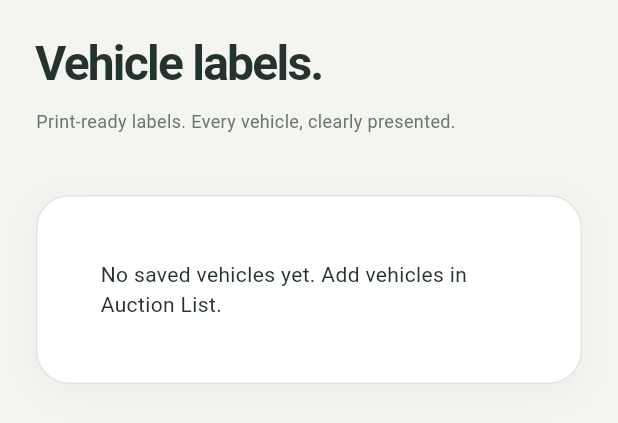
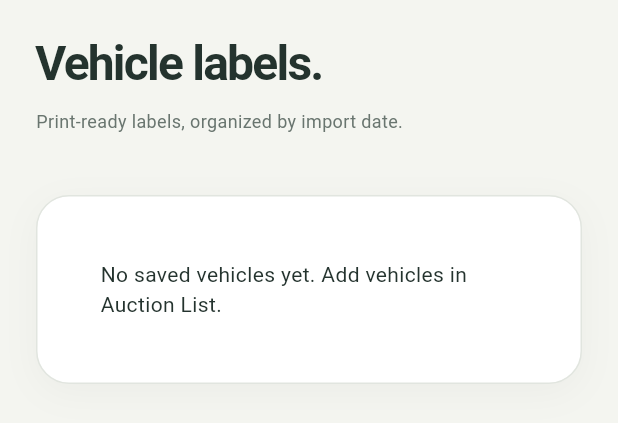
Before and after one commit to Mohebjami/nojoom-auction-posters, a Flutter app: the VehiclesLabelScreen widget shown alone on an empty page, opened directly with empty values, on a phone screen of 412 x 824 dp. Shown: the top 423 px of the screen. Run offline on Flutter 3.47's test engine with Material 3 defaults, Android fonts, the phone set to English and light mode, and no system bars; our stand-ins replace flutter_svg, image_picker, pdf, sembast, sembast_web, share_plus; missing offline and left inert: file_selector, gal; project files that could hold a hidden picture were left out.

Commit message:
update ui

```diff
--- a/lib/main.dart
+++ b/lib/main.dart
@@ -624,8 +624,10 @@ class _EditorScreenState extends State<EditorScreen> {
         );
       }
 
+      final importedAt = DateTime.now();
       final plan = await VehicleDraftImportPlan.prepare(
         vehicles: vehicles,
+        importedAt: importedAt,
         existing: await _history.list(),
         resolveDuplicate: (conflict) async {
           if (!mounted) {
@@ -640,7 +642,7 @@ class _EditorScreenState extends State<EditorScreen> {
         },
       );
       if (plan == null || !mounted) return;
-      await _history.importVehicleDetails(plan.drafts);
+      await _history.importVehicleDetails(plan.drafts, importedAt: importedAt);
 
       if (!mounted) return;
       if (plan.drafts.isEmpty) {
--- a/lib/poster_history.dart
+++ b/lib/poster_history.dart
@@ -45,12 +45,16 @@ class PosterHistoryEntry {
   final DateTime updatedAt;
   final String section;
 
+  /// Import date (or original save date), unaffected by later label edits.
+  final DateTime labelDate;
+
   const PosterHistoryEntry(
     this.id,
     this.vehicle,
     this.updatedAt, {
     this.section = PosterSections.oldVehicles,
-  });
+    DateTime? labelDate,
+  }) : labelDate = labelDate ?? updatedAt;
 
   String get title {
     final label = [
@@ -95,6 +99,12 @@ class PosterHistory {
             ),
             DateTime.parse(record.value['updatedAt'] as String),
             section: PosterSections.normalize(record.value['section']),
+            labelDate: DateTime.parse(
+              (record.value['labelDate'] ??
+                      record.value['createdAt'] ??
+                      record.value['updatedAt'])
+                  as String,
+            ),
           ),
         )
         .toList();
@@ -162,6 +172,7 @@ class PosterHistory {
         ),
         'vehicle': vehicle.toJson(),
         'createdAt': previous?['createdAt'] ?? now,
+        'labelDate': previous?['labelDate'] ?? previous?['createdAt'] ?? now,
         'updatedAt': now,
       };
       final key = id ?? await _entries.add(txn, entry);
@@ -174,10 +185,12 @@ class PosterHistory {
   /// Commits an approved spreadsheet import together. Updating only vehicle
   /// details preserves photos, templates, identity, and the creation date.
   Future<void> importVehicleDetails(
-    List<({int? id, VehicleDetails vehicle})> drafts,
-  ) async {
+    List<({int? id, VehicleDetails vehicle})> drafts, {
+    DateTime? importedAt,
+  }) async {
     final db = await _db;
     final now = DateTime.now().toUtc().toIso8601String();
+    final importDate = importedAt?.toUtc().toIso8601String() ?? now;
     await db.transaction((txn) async {
       for (final draft in drafts) {
         final id = draft.id;
@@ -190,6 +203,7 @@ class PosterHistory {
             ...previous,
             'vehicle': draft.vehicle.toJson(),
             'section': PosterSections.oldVehicles,
+            'labelDate': importDate,
             'updatedAt': now,
           });
         } else {
@@ -200,6 +214,7 @@ class PosterHistory {
             'section': PosterSections.newVehicles,
             'vehicle': draft.vehicle.toJson(),
             'createdAt': now,
+            'labelDate': importDate,
             'updatedAt': now,
           });
           await _photos.record(newId).put(txn, {
--- a/lib/vehicles_label_screen.dart
+++ b/lib/vehicles_label_screen.dart
@@ -20,11 +20,13 @@ class _VehicleLabelEntry {
   final int id;
   final AuctionVehicle vehicle;
   final bool isAuctionVehicle;
+  final DateTime date;
 
   const _VehicleLabelEntry({
     required this.id,
     required this.vehicle,
     required this.isAuctionVehicle,
+    required this.date,
   });
 }
 
@@ -68,6 +70,21 @@ class _VehiclesLabelScreenState extends State<VehiclesLabelScreen> {
   Future<String>? _template;
   bool _busy = false;
   bool _numberAscending = true;
+  String? _selectedDate;
+
+  String _dateKey(DateTime value) {
+    final date = value.toLocal();
+    return '${date.year.toString().padLeft(4, '0')}-'
+        '${date.month.toString().padLeft(2, '0')}-'
+        '${date.day.toString().padLeft(2, '0')}';
+  }
+
+  List<_VehicleLabelEntry> _inFolder(List<_VehicleLabelEntry> entries) =>
+      _selectedDate == null
+      ? entries
+      : entries
+            .where((entry) => _dateKey(entry.date) == _selectedDate)
+            .toList();
 
   @override
   void initState() {
@@ -83,6 +100,7 @@ class _VehiclesLabelScreenState extends State<VehiclesLabelScreen> {
         _VehicleLabelEntry(
           id: entry.id,
           isAuctionVehicle: false,
+          date: entry.labelDate,
           vehicle: AuctionVehicle(
             number: entry.vehicle.number,
             vin: entry.vehicle.vin,
@@ -110,6 +128,7 @@ class _VehiclesLabelScreenState extends State<VehiclesLabelScreen> {
           id: entry.id,
           vehicle: entry.vehicle,
           isAuctionVehicle: true,
+          date: entry.createdAt,
         ),
     ];
     final seen = <String>{};
@@ -117,7 +136,7 @@ class _VehiclesLabelScreenState extends State<VehiclesLabelScreen> {
       final vehicle = entry.vehicle;
       final key =
           '${vehicle.number.trim().toLowerCase()}|${vehicle.vin.trim().toLowerCase()}';
-      return key == '|' || seen.add(key);
+      return key == '|' || seen.add('${_dateKey(entry.date)}|$key');
     }).toList();
   }
 
@@ -174,12 +193,16 @@ class _VehiclesLabelScreenState extends State<VehiclesLabelScreen> {
 
   Future<void> _deleteAllLabels() async {
     if (_busy) return;
+    final date = _selectedDate;
     final confirmed = await showDialog<bool>(
       context: context,
-      builder: (context) => const StudioConfirmDialog(
-        title: 'Delete all vehicle labels?',
-        message:
-            'This also permanently deletes all saved posters and auction vehicles shown in this list, including their poster photos.',
+      builder: (context) => StudioConfirmDialog(
+        title: date == null
+            ? 'Delete all vehicle labels?'
+            : 'Delete labels in $date?',
+        message: date == null
+            ? 'This also permanently deletes all saved posters and auction vehicles shown in this list, including their poster photos.'
+            : 'This permanently deletes the saved posters and auction vehicles in this date folder, including their poster photos.',
         cancelLabel: 'Cancel',
         confirmLabel: 'Delete all',
         icon: Icons.delete_sweep_outlined,
@@ -193,14 +216,27 @@ class _VehiclesLabelScreenState extends State<VehiclesLabelScreen> {
     try {
       final savedPosters = await widget.history.list();
       final auctionVehicles = await widget.history.listAuctionVehicles();
-      await widget.history.deleteMany(savedPosters.map((entry) => entry.id));
+      await widget.history.deleteMany(
+        savedPosters
+            .where((entry) => date == null || _dateKey(entry.labelDate) == date)
+            .map((entry) => entry.id),
+      );
       for (final entry in auctionVehicles) {
-        await widget.history.deleteAuctionVehicle(entry.id);
+        if (date == null || _dateKey(entry.createdAt) == date) {
+          await widget.history.deleteAuctionVehicle(entry.id);
+        }
       }
       if (!mounted) return;
+      _selectedDate = null;
       _reload();
       ScaffoldMessenger.of(context).showSnackBar(
-        const SnackBar(content: Text('All vehicle labels deleted.')),
+        SnackBar(
+          content: Text(
+            date == null
+                ? 'All vehicle labels deleted.'
+                : 'Vehicle labels in $date deleted.',
+          ),
+        ),
       );
     } catch (error) {
       if (mounted) {
@@ -218,7 +254,7 @@ class _VehiclesLabelScreenState extends State<VehiclesLabelScreen> {
     final queue = [
       entry,
       ...followingVehicleEntries(
-        await _entries,
+        _inFolder(await _entries),
         entry,
         numberOf: (item) => item.vehicle.number,
         sameEntry: (item, current) =>
@@ -305,18 +341,18 @@ class _VehiclesLabelScreenState extends State<VehiclesLabelScreen> {
         .replaceAll(_yearPattern, '')
         .replaceAll(
           RegExp(r'\b(?:Priuc|Prius)\s+C\b', caseSensitive: false),
-          'پرویوس C',
+          'پریوس C',
         )
         .replaceAll(
           RegExp(r'\b(?:Priuc|Prius)\b', caseSensitive: false),
-          'پرویوس',
+          'پریوس',
         )
         .replaceAll(
           RegExp(r'\b(?:Crolla|Corolla)\b', caseSensitive: false),
           'کرولا',
         )
-        .replaceAll(RegExp(r'\b4Runner\b', caseSensitive: false), 'فوررنر')
-        .replaceAll(RegExp(r'\blexus\b', caseSensitive: false), 'لکسوس')
+        .replaceAll(RegExp(r'\b4Runner\b', caseSensitive: false), 'فورنر')
+        .replaceAll(RegExp(r'\blexus\b', caseSensitive: false), 'لکسیز')
         .replaceAll(RegExp(r'\bLimited\b', caseSensitive: false), 'لمیتد')
         .replaceAll(RegExp(r'\b(?:Toyota|Toytoa)\b', caseSensitive: false), '')
         .replaceAll(RegExp(r'\s+'), ' ')
@@ -619,7 +655,9 @@ class _VehiclesLabelScreenState extends State<VehiclesLabelScreen> {
       }
       await _saveExport(
         ZipEncoder().encodeBytes(archive),
-        'vehicle_labels.zip',
+        _selectedDate == null
+            ? 'vehicle_labels.zip'
+            : 'vehicle_labels_$_selectedDate.zip',
         'application/zip',
       );
     } catch (error) {
@@ -637,7 +675,17 @@ class _VehiclesLabelScreenState extends State<VehiclesLabelScreen> {
   Widget build(BuildContext context) => FutureBuilder<List<_VehicleLabelEntry>>(
     future: _entries,
     builder: (context, snapshot) {
-      final entries = [...?snapshot.data];
+      final allEntries = [...?snapshot.data];
+      final folders = <String, int>{};
+      for (final entry in allEntries) {
+        folders.update(
+          _dateKey(entry.date),
+          (count) => count + 1,
+          ifAbsent: () => 1,
+        );
+      }
+      final dates = folders.keys.toList()..sort((a, b) => b.compareTo(a));
+      final entries = _inFolder(allEntries);
       entries.sort((a, b) {
         final comparison = compareVehicleNumbers(
           a.vehicle.number,
@@ -670,9 +718,45 @@ class _VehiclesLabelScreenState extends State<VehiclesLabelScreen> {
                         const StudioHeading(
                           title: 'Vehicle labels.',
                           subtitle:
-                              'Print-ready labels. Every vehicle, clearly presented.',
+                              'Print-ready labels, organized by import date.',
                         ),
                         const SizedBox(height: 20),
+                        if (dates.isNotEmpty) ...[
+                          Wrap(
+                            spacing: 8,
+                            runSpacing: 8,
+                            children: [
+                              ChoiceChip(
+                                avatar: const Icon(
+                                  Icons.folder_copy_outlined,
+                                  size: 18,
+                                ),
+                                label: const Text('All dates'),
+                                selected: _selectedDate == null,
+                                onSelected: _busy
+                                    ? null
+                                    : (_) =>
+                                          setState(() => _selectedDate = null),
+                              ),
+                              for (final date in dates)
+                                ChoiceChip(
+                                  key: ValueKey('label-folder-$date'),
+                                  avatar: const Icon(
+                                    Icons.folder_outlined,
+                                    size: 18,
+                                  ),
+                                  label: Text('$date (${folders[date]})'),
+                                  selected: _selectedDate == date,
+                                  onSelected: _busy
+                                      ? null
+                                      : (_) => setState(
+                                          () => _selectedDate = date,
+                                        ),
+                                ),
+                            ],
+                          ),
+                          const SizedBox(height: 20),
+                        ],
                         if (canShowEntries)
                           Align(
                             alignment: Alignment.centerRight,
@@ -709,12 +793,20 @@ class _VehiclesLabelScreenState extends State<VehiclesLabelScreen> {
                                       ? null
                                       : () => _exportAll(entries),
                                   icon: const Icon(Icons.download_outlined),
-                                  label: const Text('Export all labels (ZIP)'),
+                                  label: Text(
+                                    _selectedDate == null
+                                        ? 'Export all labels (ZIP)'
+                                        : 'Export folder labels (ZIP)',
+                                  ),
                                 ),
                                 OutlinedButton.icon(
                                   onPressed: _busy ? null : _deleteAllLabels,
                                   icon: const Icon(Icons.delete_sweep_outlined),
-                                  label: const Text('Delete all'),
+                                  label: Text(
+                                    _selectedDate == null
+                                        ? 'Delete all'
+                                        : 'Delete folder',
+                                  ),
                                   style: OutlinedButton.styleFrom(
                                     foregroundColor: const Color(0xffac5639),
                                     side: const BorderSide(
```
Also changed, not shown: lib/vehicle_draft_import.dart (+7 -1 lines), 2 other files.
